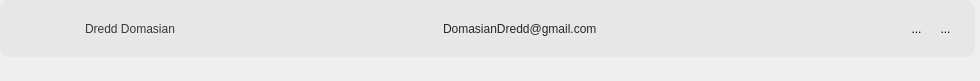
The window that Desktop_Application/Frontend/PatientCard.ui (DreddVDomasian/Petmate-Desktop-Application) describes before a commit, drawn with Qt 5.
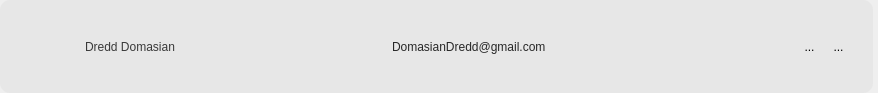
The same window after the commit. Icons and pictures are not drawn.

Commit message:
Improve patient card scaling and UI consistency
Refactored patient card UI to better support dynamic scaling and consistent styling. Added scale_cards and font scaling logic to app.py for responsive patient card display. Updated PatientCard.ui and Home.ui for improved layout, margins, and button styles to enhance appearance and usability.

What changed in the file:
```diff
--- a/Desktop_Application/Frontend/PatientCard.ui
+++ b/Desktop_Application/Frontend/PatientCard.ui
@@ -6,28 +6,10 @@
    <rect>
     <x>0</x>
     <y>0</y>
-    <width>980</width>
-    <height>81</height>
+    <width>878</width>
+    <height>93</height>
    </rect>
   </property>
-  <property name="sizePolicy">
-   <sizepolicy hsizetype="Expanding" vsizetype="Maximum">
-    <horstretch>0</horstretch>
-    <verstretch>0</verstretch>
-   </sizepolicy>
-  </property>
-  <property name="minimumSize">
-   <size>
-    <width>0</width>
-    <height>81</height>
-   </size>
-  </property>
-  <property name="maximumSize">
-   <size>
-    <width>16777215</width>
-    <height>81</height>
-   </size>
-  </property>
   <property name="windowTitle">
    <string>Form</string>
   </property>
@@ -47,20 +29,8 @@
    <property name="bottomMargin">
     <number>0</number>
    </property>
-   <item alignment="Qt::AlignTop">
+   <item>
     <widget class="QFrame" name="RecordList">
-     <property name="sizePolicy">
-      <sizepolicy hsizetype="Expanding" vsizetype="Fixed">
-       <horstretch>0</horstretch>
-       <verstretch>0</verstretch>
-      </sizepolicy>
-     </property>
-     <property name="maximumSize">
-      <size>
-       <width>16777215</width>
-       <height>81</height>
-      </size>
-     </property>
      <property name="cursor">
       <cursorShape>PointingHandCursor</cursorShape>
      </property>
@@ -123,7 +93,8 @@
       <item alignment="Qt::AlignLeft">
        <widget class="QLabel" name="nameLabel">
         <property name="styleSheet">
-         <string notr="true">font: 81 14pt &quot;Montserrat ExtraBold&quot;;
+         <string notr="true">font-family:&quot;Montserrat ExtraBold&quot;;
+font-weight:81;
 color:rgb(57, 57, 57);</string>
         </property>
         <property name="text">
@@ -134,7 +105,9 @@
       <item alignment="Qt::AlignHCenter">
        <widget class="QLabel" name="emailLabel">
         <property name="styleSheet">
-         <string notr="true">font: 57 14pt &quot;Montserrat Medium&quot;;
+         <string notr="true">
+font-family:&quot;Montserrat Medium&quot;;
+font-weight:57;
 color:rgb(39, 39, 39);</string>
         </property>
         <property name="text">
@@ -144,6 +117,12 @@
       </item>
       <item alignment="Qt::AlignRight">
        <widget class="QFrame" name="actionBtn">
+        <property name="sizePolicy">
+         <sizepolicy hsizetype="Expanding" vsizetype="Expanding">
+          <horstretch>0</horstretch>
+          <verstretch>0</verstretch>
+         </sizepolicy>
+        </property>
         <property name="styleSheet">
          <string notr="true">border:none;
 background:transparent;</string>
@@ -154,24 +133,30 @@
         <property name="frameShadow">
          <enum>QFrame::Raised</enum>
         </property>
-        <layout class="QHBoxLayout" name="horizontalLayout_2">
+        <layout class="QHBoxLayout">
          <property name="spacing">
           <number>10</number>
          </property>
          <property name="leftMargin">
-          <number>0</number>
+          <number>5</number>
          </property>
          <property name="topMargin">
-          <number>0</number>
+          <number>5</number>
          </property>
          <property name="rightMargin">
-          <number>0</number>
+          <number>5</number>
          </property>
          <property name="bottomMargin">
-          <number>0</number>
+          <number>5</number>
          </property>
          <item alignment="Qt::AlignRight">
           <widget class="QToolButton" name="editBtn">
+           <property name="sizePolicy">
+            <sizepolicy hsizetype="Expanding" vsizetype="Fixed">
+             <horstretch>0</horstretch>
+             <verstretch>0</verstretch>
+            </sizepolicy>
+           </property>
            <property name="styleSheet">
             <string notr="true">background:transparent;</string>
            </property>
@@ -184,14 +169,20 @@
            </property>
            <property name="iconSize">
             <size>
-             <width>30</width>
-             <height>30</height>
+             <width>40</width>
+             <height>40</height>
             </size>
            </property>
           </widget>
          </item>
          <item>
           <widget class="QToolButton" name="deleteButton">
+           <property name="sizePolicy">
+            <sizepolicy hsizetype="Expanding" vsizetype="Expanding">
+             <horstretch>0</horstretch>
+             <verstretch>0</verstretch>
+            </sizepolicy>
+           </property>
            <property name="styleSheet">
             <string notr="true">background:transparent;</string>
            </property>
@@ -204,8 +195,8 @@
            </property>
            <property name="iconSize">
             <size>
-             <width>30</width>
-             <height>30</height>
+             <width>40</width>
+             <height>40</height>
             </size>
            </property>
           </widget>
```
Left out of the diff: 6 changed lines with no effect on the pictures. The commit also changes 2 other files.
